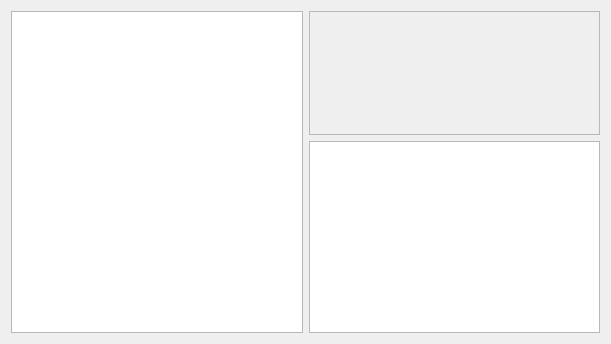
First picture: the form in widget.ui, repository KonstantinCodes/KangooFeed, before the edit.
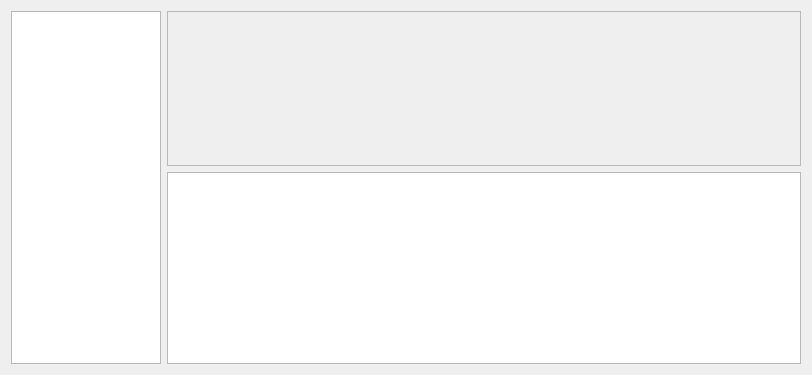
Second picture: the form after the edit.

Commit message: add tree view

Patch:
```diff
--- a/widget.ui
+++ b/widget.ui
@@ -6,8 +6,8 @@
    <rect>
     <x>0</x>
     <y>0</y>
-    <width>611</width>
-    <height>344</height>
+    <width>812</width>
+    <height>375</height>
    </rect>
   </property>
   <property name="windowTitle">
@@ -15,7 +15,26 @@
   </property>
   <layout class="QHBoxLayout" name="horizontalLayout">
    <item>
-    <widget class="QListWidget" name="siedBoardListWidget"/>
+    <widget class="QTreeView" name="treeView">
+     <property name="sizePolicy">
+      <sizepolicy hsizetype="Preferred" vsizetype="Expanding">
+       <horstretch>0</horstretch>
+       <verstretch>0</verstretch>
+      </sizepolicy>
+     </property>
+     <property name="minimumSize">
+      <size>
+       <width>150</width>
+       <height>0</height>
+      </size>
+     </property>
+     <property name="maximumSize">
+      <size>
+       <width>100</width>
+       <height>16777215</height>
+      </size>
+     </property>
+    </widget>
    </item>
    <item>
     <layout class="QVBoxLayout" name="verticalLayout">
@@ -29,8 +48,8 @@
          <rect>
           <x>0</x>
           <y>0</y>
-          <width>289</width>
-          <height>124</height>
+          <width>634</width>
+          <height>155</height>
          </rect>
         </property>
         <layout class="QGridLayout" name="gridLayout">
```
The commit also changes 1 other file.
